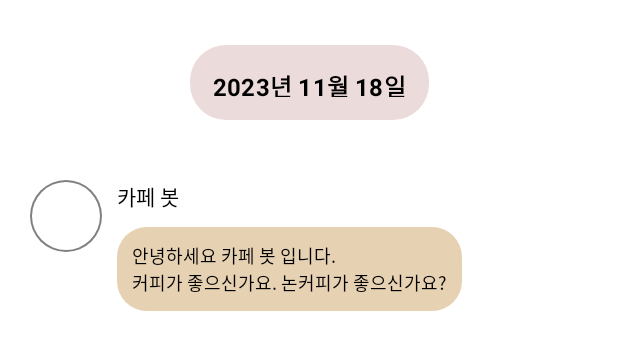
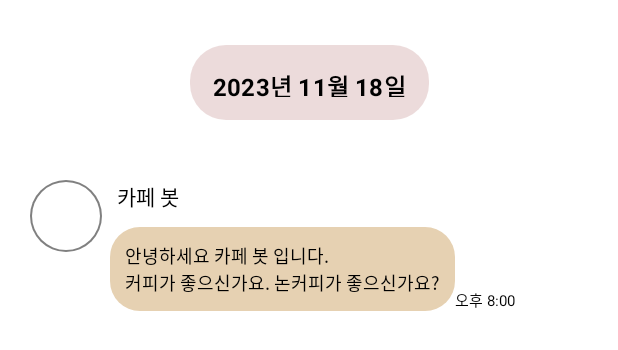
Before and after one commit to Leewoogun/cafe-bot, an Android app: the layout item_chatting_initial.xml on its own in the app's theme, with its tools: preview values and no code run, on a phone screen of 412 x 824 dp. Shown: the top 350 px of the screen. Run offline under Robolectric (Android 15) with nearby library versions, the phone set to English and light mode, and no system bars.

Commit message:
Feat : 초기 채팅 아이템 수정

```diff
--- a/app/src/main/res/layout/item_chatting_initial.xml
+++ b/app/src/main/res/layout/item_chatting_initial.xml
@@ -40,15 +40,24 @@
         app:layout_constraintTop_toTopOf="@id/iv_cafeBot_profile" />
 
     <TextView
+        android:id="@+id/tv_cafeBot_chatting"
         style="@style/TextChatting"
         android:background="@drawable/background_chatting"
         android:padding="10dp"
         android:layout_width="0dp"
         android:layout_height="wrap_content"
-        android:layout_marginStart="10dp"
+        android:layout_marginStart="5dp"
         android:layout_marginTop="10dp"
         app:layout_constraintStart_toEndOf="@id/iv_cafeBot_profile"
         app:layout_constraintTop_toBottomOf="@id/tv_cafeBot_name"
         tools:text="안녕하세요 카페 봇 입니다.\n커피가 좋으신가요. 논커피가 좋으신가요?" />
 
+    <TextView
+        style="@style/TextClock"
+        android:layout_width="0dp"
+        android:layout_height="wrap_content"
+        app:layout_constraintStart_toEndOf="@id/tv_cafeBot_chatting"
+        app:layout_constraintBottom_toBottomOf="@id/tv_cafeBot_chatting"
+        tools:text="오후 8:00" />
+
 </androidx.constraintlayout.widget.ConstraintLayout>
--- a/app/src/main/res/values/styles.xml
+++ b/app/src/main/res/values/styles.xml
@@ -28,4 +28,9 @@
         <item name="android:textSize">12sp</item>
     </style>
 
+    <style name="TextClock">
+        <item name="android:textColor">@color/black</item>
+        <item name="android:textSize">10sp</item>
+    </style>
+
 </resources>
```
